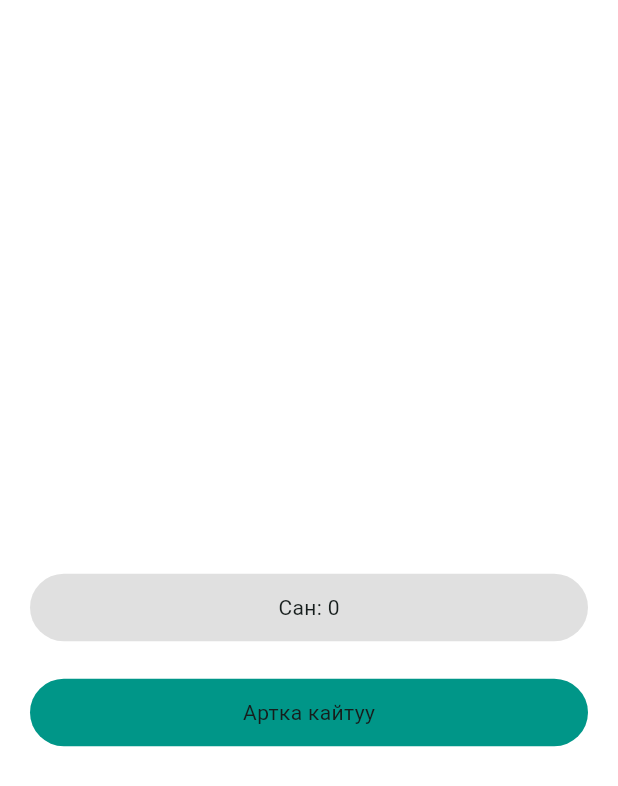
After one commit to bek07kg/counter_get_x, a Flutter app: the screen it shows after launch, after a tap on an icon or button, on a phone screen of 412 x 824 dp. The commit adds this screen. Shown: the top 786 px of the screen. Run offline on Flutter 3.47's test engine with Material 2 defaults, Android fonts, the phone set to English and light mode, and no system bars; our stand-ins replace get.

Commit message:
counter getx

```diff
--- a/lib/pages/home_page.dart
+++ b/lib/pages/home_page.dart
@@ -1,4 +1,5 @@
 import 'package:counter_get_x/controller/counter_controller.dart';
+import 'package:counter_get_x/pages/second_page.dart';
 import 'package:flutter/material.dart';
 import 'package:get/get.dart';
 
@@ -32,7 +33,18 @@ class _HomePageState extends State<HomePage> {
         child: Column(
           mainAxisAlignment: MainAxisAlignment.center,
           children: [
-            Container(
+            InkWell(
+              onTap: () {
+                Navigator.push(
+                  context,
+                  MaterialPageRoute(
+                    builder: (context) => SecondPage(
+                      count: _counterController.count.toInt(),
+                    ),
+                  ),
+                );
+              },
+              child: Container(
                 height: 45,
                 width: double.infinity,
                 decoration: BoxDecoration(
@@ -44,6 +56,7 @@ class _HomePageState extends State<HomePage> {
                     () => Text(
                       "Сан: ${_counterController.count}",
                       style: const TextStyle(fontSize: 20),
+                    ),
                   ),
                 ),
               ),
--- /dev/null
+++ b/lib/pages/second_page.dart
@@ -0,0 +1,57 @@
+import 'package:flutter/material.dart';
+
+// ignore: must_be_immutable
+class SecondPage extends StatelessWidget {
+  SecondPage({super.key, required this.count});
+
+  int count = 0;
+
+  @override
+  Widget build(BuildContext context) {
+    return Scaffold(
+      backgroundColor: Colors.white,
+      appBar: AppBar(
+        backgroundColor: Colors.white,
+        foregroundColor: Colors.white,
+        elevation: 0,
+        centerTitle: true,
+        title: const Text(
+          "Second page GetX",
+          style: TextStyle(fontSize: 20),
+        ),
+      ),
+      body: Padding(
+        padding: const EdgeInsets.symmetric(horizontal: 20.0),
+        child: Column(
+          mainAxisAlignment: MainAxisAlignment.center,
+          children: [
+            Container(
+              height: 45,
+              width: double.infinity,
+              decoration: BoxDecoration(
+                color: Colors.grey[300],
+                borderRadius: BorderRadius.circular(25),
+              ),
+              child: Center(child: Text("Сан: $count")),
+            ),
+            SizedBox(height: 25),
+            InkWell(
+              onTap: () {
+                Navigator.pop(context);
+              },
+              child: Container(
+                height: 45,
+                width: double.infinity,
+                decoration: BoxDecoration(
+                  color: Colors.teal,
+                  borderRadius: BorderRadius.circular(25),
+                ),
+                child: Center(child: Text("Артка кайтуу")),
+              ),
+            ),
+          ],
+        ),
+      ),
+    );
+  }
+}
```
Lines whose indentation alone changed are shown as unchanged.
